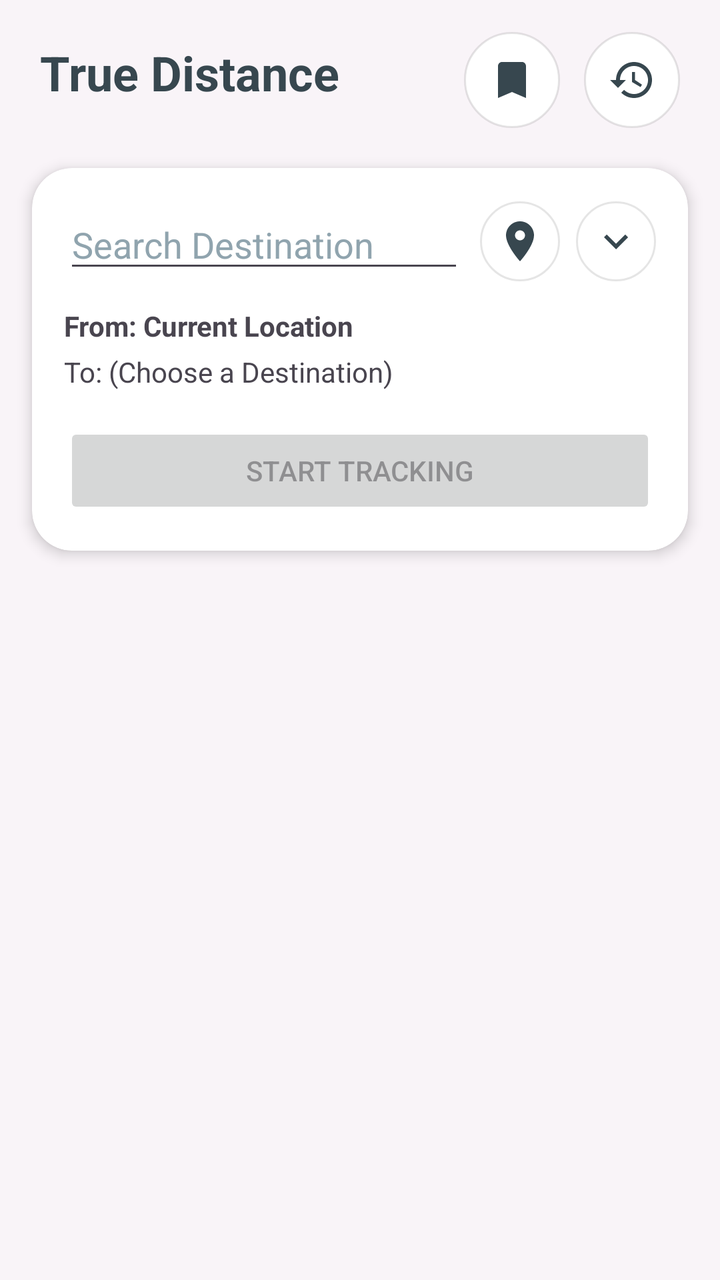
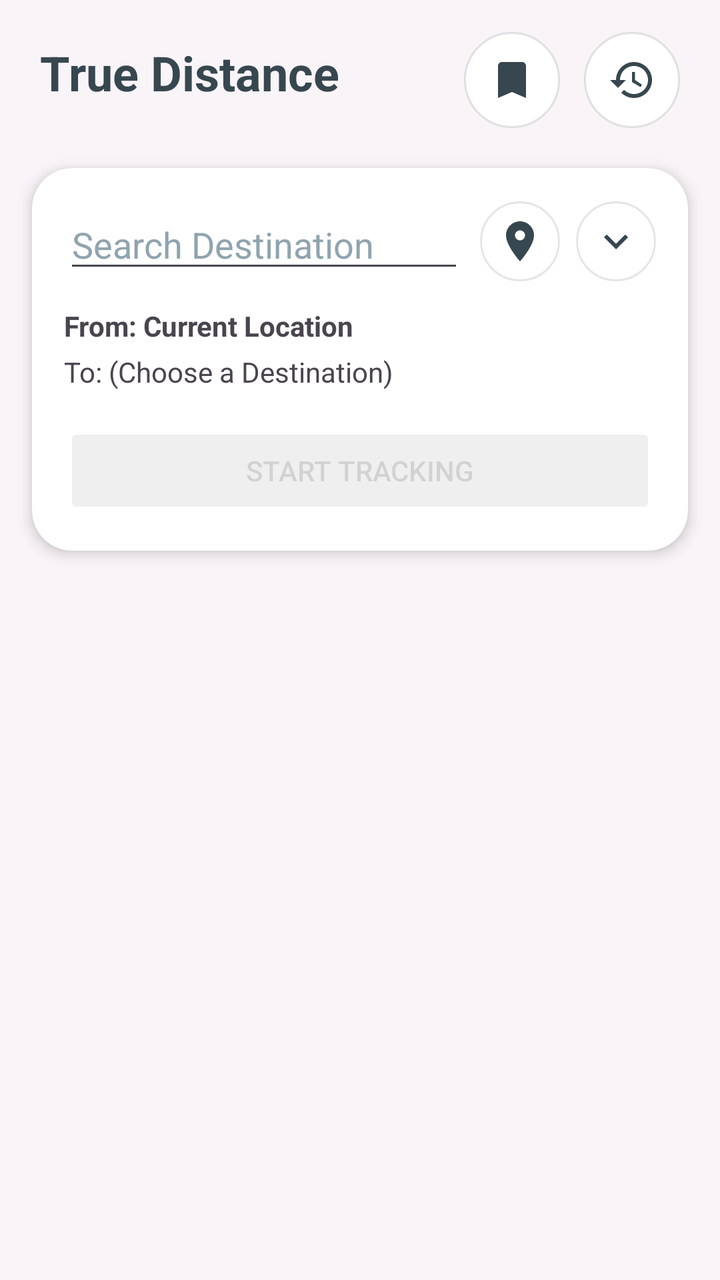

Compare the two renders of this Android layout. The source of the first and the diff that turns it into the second are given below.
<!-- AndroidManifest.xml: application theme Theme.TrueDistance -->
<!-- res/layout/fragment_distance.xml -->
<?xml version="1.0" encoding="utf-8"?>
<ScrollView xmlns:android="http://schemas.android.com/apk/res/android"
    xmlns:app="http://schemas.android.com/apk/res-auto"
    android:layout_width="match_parent"
    android:layout_height="match_parent"
    android:background="@color/background_soft"
    android:fillViewport="true">

    <androidx.constraintlayout.widget.ConstraintLayout
        android:layout_width="match_parent"
        android:layout_height="wrap_content">

        
        <TextView
            android:id="@+id/noInternetBanner"
            android:layout_width="0dp"
            android:layout_height="wrap_content"
            android:background="@color/accent_warm"
            android:padding="8dp"
            android:text="@string/no_internet_banner"
            android:textColor="@android:color/white"
            android:textAlignment="center"
            android:visibility="gone"
            app:layout_constraintTop_toTopOf="parent"
            app:layout_constraintStart_toStartOf="parent"
            app:layout_constraintEnd_toEndOf="parent" />

        <TextView
            android:id="@+id/noGpsBanner"
            android:layout_width="0dp"
            android:layout_height="wrap_content"
            android:background="@color/accent_warm"
            android:padding="8dp"
            android:text="@string/no_gps_banner"
            android:textColor="@android:color/white"
            android:textAlignment="center"
            android:clickable="true"
            android:focusable="true"
            android:visibility="gone"
            app:layout_constraintTop_toBottomOf="@id/noInternetBanner"
            app:layout_constraintStart_toStartOf="parent"
            app:layout_constraintEnd_toEndOf="parent" />

        
        <TextView
            android:id="@+id/screenTitle"
            android:layout_width="0dp"
            android:layout_height="wrap_content"
            android:layout_marginStart="20dp"
            android:layout_marginTop="20dp"
            android:text="@string/true_distance"
            android:textColor="@color/text_charcoal"
            android:textSize="24sp"
            android:textStyle="bold"
            app:layout_constraintTop_toBottomOf="@id/noGpsBanner"
            app:layout_constraintStart_toStartOf="parent"
            app:layout_constraintEnd_toStartOf="@id/savedLocationsButton" />

        <ImageButton
            android:id="@+id/savedLocationsButton"
            android:layout_width="48dp"
            android:layout_height="48dp"
            android:layout_marginTop="16dp"
            android:layout_marginEnd="12dp"
            android:background="@drawable/bg_icon_chip"
            android:contentDescription="@string/saved_locations"
            android:src="@drawable/ic_bookmark"
            app:layout_constraintTop_toBottomOf="@id/noGpsBanner"
            app:layout_constraintEnd_toStartOf="@id/historyButton" />

        <ImageButton
            android:id="@+id/historyButton"
            android:layout_width="48dp"
            android:layout_height="48dp"
            android:layout_marginTop="16dp"
            android:layout_marginEnd="20dp"
            android:background="@drawable/bg_icon_chip"
            android:contentDescription="@string/distance_history"
            android:src="@drawable/ic_history"
            app:layout_constraintTop_toBottomOf="@id/noGpsBanner"
            app:layout_constraintEnd_toEndOf="parent" />

        
        <androidx.cardview.widget.CardView
            android:id="@+id/locationCard"
            android:layout_width="0dp"
            android:layout_height="wrap_content"
            android:layout_marginTop="20dp"
            android:layout_marginHorizontal="16dp"
            app:cardCornerRadius="20dp"
            app:cardElevation="4dp"
            app:cardBackgroundColor="@color/card_white"
            app:layout_constraintTop_toBottomOf="@id/historyButton"
            app:layout_constraintStart_toStartOf="parent"
            app:layout_constraintEnd_toEndOf="parent"
            app:layout_constraintWidth_max="600dp">

            <LinearLayout
                android:layout_width="match_parent"
                android:layout_height="wrap_content"
                android:orientation="vertical"
                android:padding="16dp">

                
                <LinearLayout
                    android:layout_width="match_parent"
                    android:layout_height="wrap_content"
                    android:orientation="horizontal"
                    android:gravity="center_vertical">

                    <AutoCompleteTextView
                        android:id="@+id/destinationSearchBox"
                        android:layout_width="0dp"
                        android:layout_height="wrap_content"
                        android:layout_weight="1"
                        android:hint="@string/search_destination_hint"
                        android:inputType="text"
                        android:completionThreshold="1"
                        android:textColor="@color/text_primary"
                        android:textColorHint="@color/text_secondary"
                        android:importantForAutofill="no" />

                    <ImageButton
                        android:id="@+id/mapPickButton"
                        android:layout_width="40dp"
                        android:layout_height="40dp"
                        android:layout_marginStart="8dp"
                        android:background="@drawable/bg_icon_chip"
                        android:contentDescription="@string/pick_on_map"
                        android:src="@drawable/ic_map_pin" />

                    <ImageButton
                        android:id="@+id/savedLocationDropdown"
                        android:layout_width="40dp"
                        android:layout_height="40dp"
                        android:layout_marginStart="8dp"
                        android:background="@drawable/bg_icon_chip"
                        android:contentDescription="@string/saved_locations"
                        android:src="@drawable/ic_chevron_down" />
                </LinearLayout>

                <TextView
                    android:id="@+id/fromLabel"
                    android:layout_width="wrap_content"
                    android:layout_height="wrap_content"
                    android:layout_marginTop="12dp"
                    android:text="@string/from_current_location"
                    android:textStyle="bold" />

                <TextView
                    android:id="@+id/toLabel"
                    android:layout_width="wrap_content"
                    android:layout_height="wrap_content"
                    android:layout_marginTop="4dp"
                    android:text="@string/to_choose_destination" />

                <Button
                    android:id="@+id/startTrackingButton"
                    android:layout_width="match_parent"
                    android:layout_height="wrap_content"
                    android:layout_marginTop="16dp"
                    android:enabled="false"
                    android:text="@string/start_tracking" />

            </LinearLayout>
        </androidx.cardview.widget.CardView>

    </androidx.constraintlayout.widget.ConstraintLayout>
</ScrollView>
<!-- resources referenced by this layout -->
<resources>
  <color name="accent_warm">@color/primary_violet</color>
  <color name="background_soft">#F9F4F8</color>
  <color name="card_white">#FFFFFF</color>
  <color name="text_charcoal">#37474F</color>
  <color name="text_primary">@color/text_charcoal</color>
  <color name="text_secondary">@color/text_gray_purple</color>
  <!-- drawable bg_icon_chip (drawable) -->
  <?xml version="1.0" encoding="utf-8"?>
  <shape xmlns:android="http://schemas.android.com/apk/res/android" android:shape="oval">
      <solid android:color="@color/card_white" />
      <stroke android:width="1dp" android:color="#1A000000" />
  </shape>
  <string name="distance_history">Distance History</string>
  <string name="from_current_location">From: Current Location</string>
  <string name="no_gps_banner">Location is off — Tap to enable</string>
  <string name="no_internet_banner">No Internet Connection — Search and Map require Internet</string>
  <string name="pick_on_map">Pick on Map</string>
  <string name="saved_locations">Saved Locations</string>
  <string name="search_destination_hint">Search Destination</string>
  <string name="start_tracking">Start Tracking</string>
  <string name="to_choose_destination">To: (Choose a Destination)</string>
  <string name="true_distance">True Distance</string>
  <color name="primary_violet">#7C4DFF</color>
  <color name="text_gray_purple">#90A4AE</color>
  <color name="primary_violet_dark">#651FFF</color>
  <color name="primary_lavender">#E1BEE7</color>
  <color name="text_on_primary">#FFFFFF</color>
  <style name="Widget.App.Button" parent="Widget.MaterialComponents.Button">
          <item name="cornerRadius">12dp</item>
          <item name="backgroundTint">@color/primary_violet</item>
          <item name="android:textColor">@color/text_on_primary</item>
          <item name="android:insetTop">0dp</item>
          <item name="android:insetBottom">0dp</item>
      </style>
  <style name="ShapeAppearance.App.Dialog" parent="">
          <item name="cornerSize">24dp</item>
      </style>
  <style name="Widget.App.Button.Text" parent="Widget.MaterialComponents.Button.TextButton">
          <item name="android:textColor">@color/primary_violet</item>
      </style>
  <!-- drawable bg_nav_item_selector (drawable) -->
  <?xml version="1.0" encoding="utf-8"?>
  <selector xmlns:android="http://schemas.android.com/apk/res/android">
      <item android:state_checked="true" android:drawable="@drawable/bg_nav_item_selected" />
      <item android:state_selected="true" android:drawable="@drawable/bg_nav_item_selected" />
      <item android:drawable="@android:color/transparent" />
  </selector>
  <style name="Widget.App.ActiveIndicator.None" parent="Widget.Material3.BottomNavigationView.ActiveIndicator">
          <item name="android:width">0dp</item>
          <item name="android:height">0dp</item>
          <item name="android:color">@android:color/transparent</item>
      </style>
  <style name="BottomNavActiveTextAppearance">
          <item name="android:textSize">11sp</item>
          <item name="android:textStyle">bold</item>
          <item name="android:includeFontPadding">false</item>
          <item name="android:lineSpacingExtra">-2dp</item>
      </style>
  <style name="BottomNavInactiveTextAppearance">
          <item name="android:textSize">11sp</item>
          <item name="android:textStyle">normal</item>
          <item name="android:includeFontPadding">false</item>
          <item name="android:lineSpacingExtra">-2dp</item>
      </style>
  <!-- drawable bg_nav_item_selected (drawable) -->
  <?xml version="1.0" encoding="utf-8"?>
  <inset xmlns:android="http://schemas.android.com/apk/res/android"
      android:insetLeft="4dp"
      android:insetRight="4dp"
      android:insetTop="4dp"
      android:insetBottom="4dp">
      <shape android:shape="rectangle">
          <solid android:color="@color/nav_active_indicator_bg" />
          <corners android:radius="24dp" />
      </shape>
  </inset>
  <color name="nav_active_indicator_bg">#EDE7F6</color>
  <!-- unchanged entries left out for length: 7 -->
</resources>

<!-- the commit's change to res/layout/fragment_distance.xml (unified diff, before → after) -->
@@ -160,6 +160,7 @@
                     android:layout_height="wrap_content"
                     android:layout_marginTop="16dp"
                     android:enabled="false"
+                    android:alpha="0.4"
                     android:text="@string/start_tracking" />
 
             </LinearLayout>
